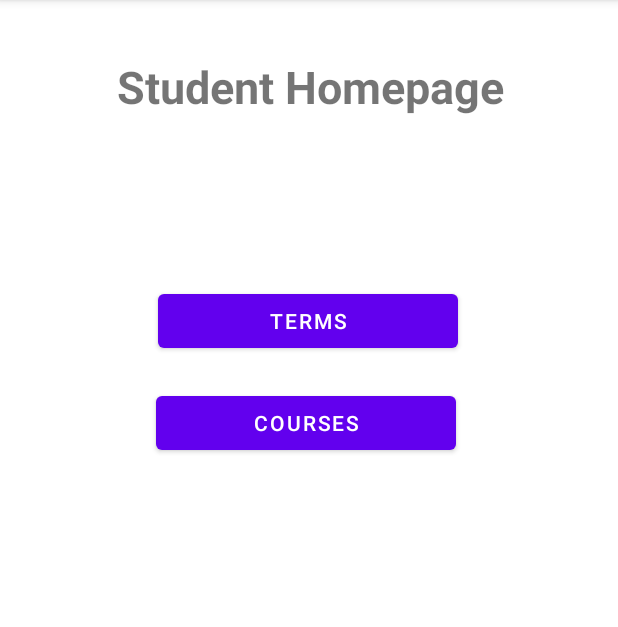
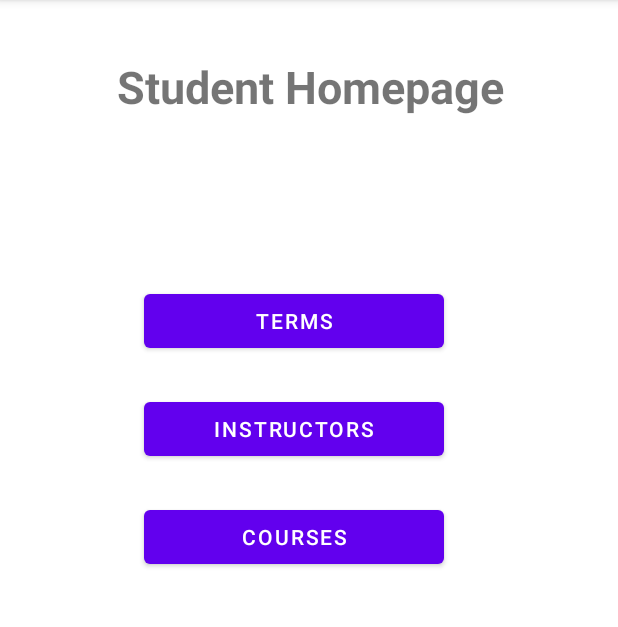
Before and after one commit to arjundesguerra/Arjun-C196, an Android app: the screen it shows after launch (MainActivity), on a phone screen of 412 x 824 dp, the part 84-711 px from its top. Run offline under Robolectric (Android 15) with nearby library versions, the phone set to English and light mode, and no system bars.

Commit message:
added instructor classes

```diff
--- a/app/src/main/java/com/example/arjunc196/MainActivity.java
+++ b/app/src/main/java/com/example/arjunc196/MainActivity.java
@@ -8,6 +8,7 @@ import android.view.View;
 import android.widget.Button;
 
 import com.example.arjunc196.coursesActivities.CoursesList;
+import com.example.arjunc196.instructorActivities.InstructorList;
 import com.example.arjunc196.termsActivities.TermsList;
 
 public class MainActivity extends AppCompatActivity {
@@ -18,22 +19,21 @@ public class MainActivity extends AppCompatActivity {
         setContentView(R.layout.activity_main);
 
         Button goToTerms = findViewById(R.id.goToTerms);
-        goToTerms.setOnClickListener(new View.OnClickListener() {
-
-            public void onClick(View view) {
-                Intent intent = new Intent(MainActivity.this, TermsList.class);
-                startActivity(intent);
-            }
+        goToTerms.setOnClickListener(view -> {
+            Intent intent = new Intent(MainActivity.this, TermsList.class);
+            startActivity(intent);
         });
 
-        Button goToMentors = findViewById(R.id.goToMentors);
-        goToMentors.setOnClickListener(new View.OnClickListener() {
+        Button goToInstructors = findViewById(R.id.goToInstructors);
+        goToInstructors.setOnClickListener(view -> {
+            Intent intent = new Intent(MainActivity.this, InstructorList.class);
+            startActivity(intent);
+        });
 
-            @Override
-            public void onClick(View view) {
-                Intent intent = new Intent(MainActivity.this, CoursesList.class);
-                startActivity(intent);
-            }
+        Button goToMentors = findViewById(R.id.goToCourses);
+        goToMentors.setOnClickListener(view -> {
+            Intent intent = new Intent(MainActivity.this, CoursesList.class);
+            startActivity(intent);
         });
     }
 }
--- /dev/null
+++ b/app/src/main/java/com/example/arjunc196/instructorActivities/InstructorAdapter.java
@@ -0,0 +1,4 @@
+package com.example.arjunc196.instructorActivities;
+
+public class InstructorAdapter {
+}
--- a/app/src/main/res/layout/activity_main.xml
+++ b/app/src/main/res/layout/activity_main.xml
@@ -26,19 +26,30 @@
         android:id="@+id/goToTerms"
         android:layout_width="200dp"
         android:layout_height="wrap_content"
-        android:layout_marginStart="105dp"
+        android:layout_marginStart="96dp"
         android:layout_marginTop="112dp"
+        android:onClick="onClick"
         android:text="Terms"
-        android:onClick="onClick"
         app:layout_constraintStart_toStartOf="parent"
         app:layout_constraintTop_toBottomOf="@+id/textView" />
 
     <Button
-        android:id="@+id/goToMentors"
+        android:id="@+id/goToInstructors"
         android:layout_width="200dp"
         android:layout_height="wrap_content"
-        android:layout_marginStart="104dp"
-        android:layout_marginTop="180dp"
+        android:layout_marginStart="96dp"
+        android:layout_marginTop="184dp"
+        android:onClick="onClick"
+        android:text="Instructors"
+        app:layout_constraintStart_toStartOf="parent"
+        app:layout_constraintTop_toBottomOf="@+id/textView" />
+
+    <Button
+        android:id="@+id/goToCourses"
+        android:layout_width="200dp"
+        android:layout_height="wrap_content"
+        android:layout_marginStart="96dp"
+        android:layout_marginTop="256dp"
         android:onClick="onClick"
         android:text="Courses"
         app:layout_constraintStart_toStartOf="parent"
```
Also changed, not shown: app/src/main/AndroidManifest.xml (+21 -0 lines), app/src/main/java/com/example/arjunc196/instructorActivities/AddInstructors.java (added, +16 -0 lines), app/src/main/java/com/example/arjunc196/instructorActivities/InstructorDetails.java (added, +16 -0 lines), app/src/main/java/com/example/arjunc196/instructorActivities/InstructorList.java (added, +16 -0 lines), app/src/main/res/layout/activity_add_courses.xml (+4 -4 lines), app/src/main/res/layout/activity_add_instructors.xml (added, +76 -0 lines), app/src/main/res/layout/activity_instructor_details.xml (added, +9 -0 lines), app/src/main/res/layout/activity_instructor_list.xml (added, +43 -0 lines).
